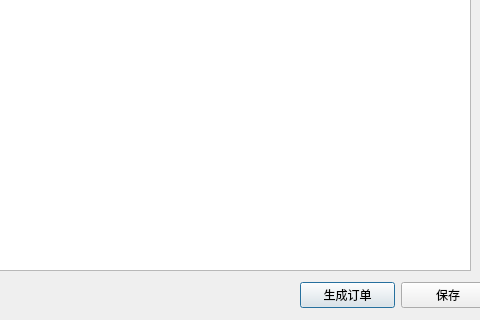
Before: the Qt Designer form orderimportdialog.ui in cryring/myorder, drawn with Qt 5; both pictures show x 130 to 610 and y 160 to 480 of the 610 by 480 pixel window.
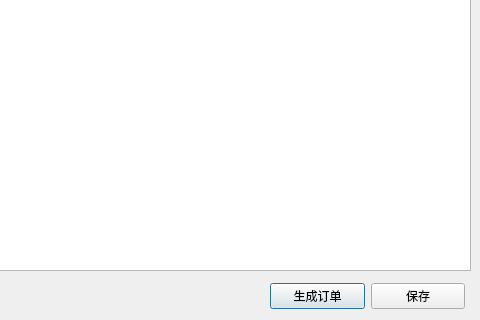
After: the same form once the commit is applied.

Diff of the .ui file:
```diff
--- a/orderimportdialog.ui
+++ b/orderimportdialog.ui
@@ -16,10 +16,10 @@
   <widget class="QWidget" name="layoutWidget">
    <property name="geometry">
     <rect>
-     <x>430</x>
+     <x>400</x>
      <y>440</y>
      <width>195</width>
-     <height>30</height>
+     <height>32</height>
     </rect>
    </property>
    <layout class="QHBoxLayout" name="horizontalLayout_2">
```
Left out of the diff: 3 changed lines with no effect on the pictures.
